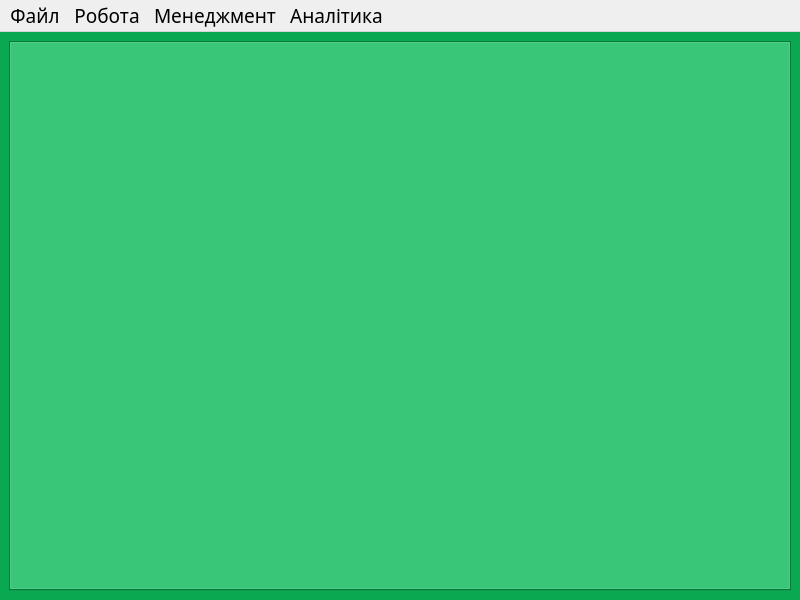
Sage-Cat/AutoCenterDesktop, file AutoCenterDesktop/mainwindow.ui: the form before one commit.
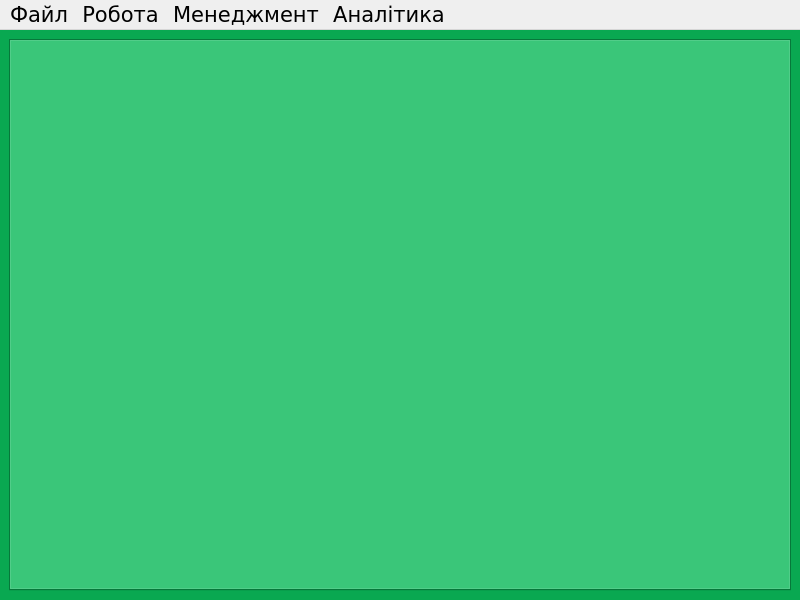
The form after the commit.

Diff of the .ui file:
```diff
--- a/AutoCenterDesktop/mainwindow.ui
+++ b/AutoCenterDesktop/mainwindow.ui
@@ -454,8 +454,7 @@
   </property>
   <property name="font">
    <font>
-    <family>Alef</family>
-    <pointsize>14</pointsize>
+    <pointsize>16</pointsize>
    </font>
   </property>
   <property name="windowTitle">
@@ -920,8 +919,8 @@
       </property>
       <property name="font">
        <font>
-        <family>Alef</family>
-        <pointsize>12</pointsize>
+        <family>DejaVu Sans</family>
+        <pointsize>16</pointsize>
        </font>
       </property>
       <property name="styleSheet">
@@ -959,16 +958,21 @@
      <x>0</x>
      <y>0</y>
      <width>800</width>
-     <height>28</height>
+     <height>30</height>
     </rect>
    </property>
    <property name="font">
     <font>
-     <family>Alef</family>
-     <pointsize>14</pointsize>
+     <family>DejaVu Sans</family>
+     <pointsize>16</pointsize>
     </font>
    </property>
    <widget class="QMenu" name="menu_work">
+    <property name="font">
+     <font>
+      <pointsize>16</pointsize>
+     </font>
+    </property>
     <property name="title">
      <string>Робота</string>
     </property>
@@ -976,6 +980,11 @@
     <addaction name="act_receipts"/>
    </widget>
    <widget class="QMenu" name="menu_management">
+    <property name="font">
+     <font>
+      <pointsize>16</pointsize>
+     </font>
+    </property>
     <property name="title">
      <string>Менеджмент</string>
     </property>
@@ -986,6 +995,11 @@
     <addaction name="act_sellers"/>
    </widget>
    <widget class="QMenu" name="menu_file">
+    <property name="font">
+     <font>
+      <pointsize>16</pointsize>
+     </font>
+    </property>
     <property name="title">
      <string>Файл</string>
     </property>
@@ -994,6 +1008,11 @@
     <addaction name="act_exit"/>
    </widget>
    <widget class="QMenu" name="menu_analytics">
+    <property name="font">
+     <font>
+      <pointsize>16</pointsize>
+     </font>
+    </property>
     <property name="title">
      <string>Аналітика</string>
     </property>
```
